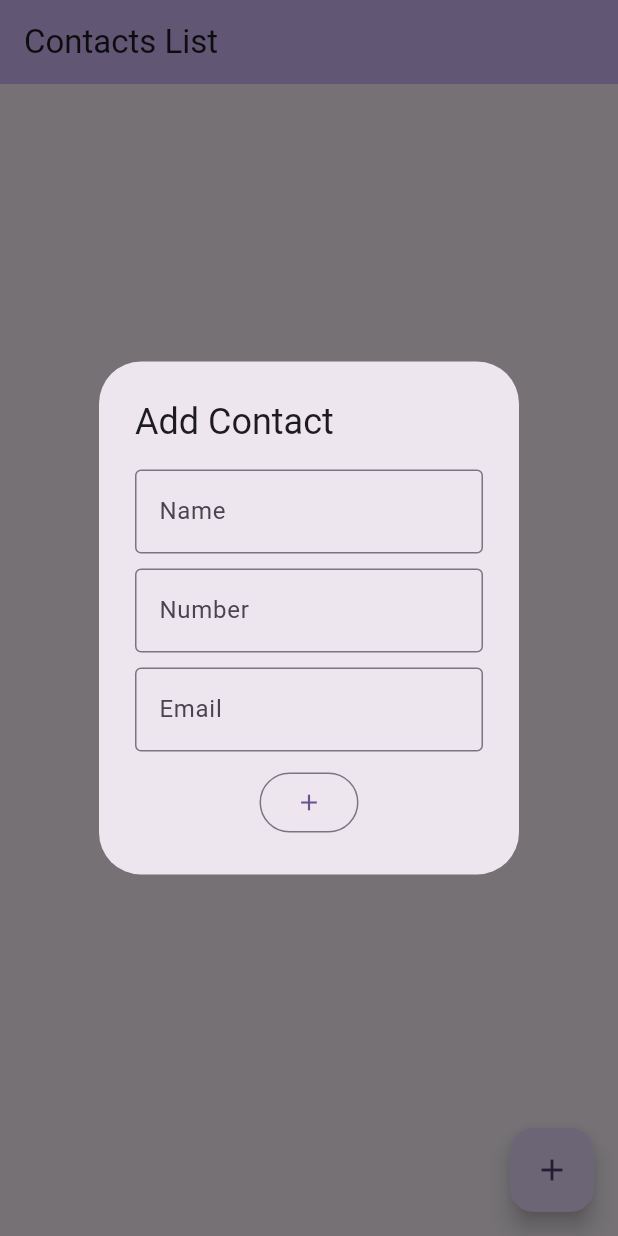
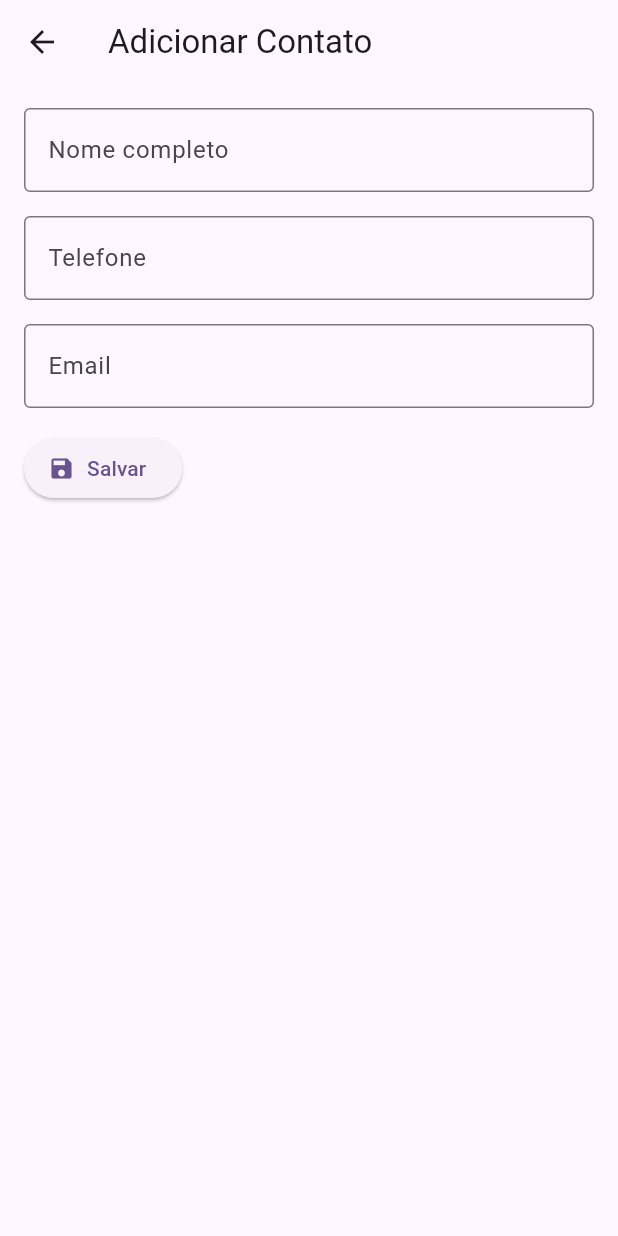
Before and after one commit to jpedro-fsgs/flutter-contact-manager, a Flutter app: the screen it shows after launch, after a tap on the "add" icon, on a phone screen of 412 x 824 dp. Run offline on Flutter 3.47's test engine with Material 3 defaults, Android fonts, the light colour scheme and no system bars; our stand-ins replace sqflite; accounts and stored records are empty.

Commit message:
feat: add contact page

```diff
--- /dev/null
+++ b/lib/pages/add_contact_page.dart
@@ -0,0 +1,113 @@
+import 'package:flutter/material.dart';
+
+class AddContactPage extends StatefulWidget {
+  const AddContactPage({super.key, required this.addContact});
+
+  final void Function(String name, String? number, String? email) addContact;
+
+  @override
+  AddContactPageState createState() => AddContactPageState();
+}
+
+class AddContactPageState extends State<AddContactPage> {
+  final _formKey = GlobalKey<FormState>();
+  late String _name;
+  String? _phone;
+  String? _email;
+
+  @override
+  Widget build(BuildContext context) {
+    return Scaffold(
+      appBar: AppBar(
+        title: const Text('Adicionar Contato'),
+      ),
+      body: Padding(
+        padding: const EdgeInsets.all(16.0),
+        child: Form(
+          key: _formKey,
+          child: SingleChildScrollView(
+            child: Column(
+              crossAxisAlignment: CrossAxisAlignment.start,
+              children: [
+                TextFormField(
+                  decoration: const InputDecoration(
+                    labelText: 'Nome completo',
+                    border: OutlineInputBorder(),
+                  ),
+                  validator: (value) {
+                    if (value == null || value.isEmpty) {
+                      return 'O nome é obrigatório.';
+                    }
+                    return null;
+                  },
+                  onSaved: (value) {
+                    _name = value!;
+                  },
+                ),
+                const SizedBox(height: 16),
+                TextFormField(
+                  decoration: const InputDecoration(
+                    labelText: 'Telefone',
+                    border: OutlineInputBorder(),
+                  ),
+                  keyboardType: TextInputType.phone,
+                  validator: (value) {
+                    if (value == null || value.isEmpty) {
+                      return 'O telefone é obrigatório.';
+                    }
+                    return null;
+                  },
+                  onSaved: (value) {
+                    _phone = value;
+                  },
+                ),
+                const SizedBox(height: 16),
+                TextFormField(
+                  decoration: const InputDecoration(
+                    labelText: 'Email',
+                    border: OutlineInputBorder(),
+                  ),
+                  keyboardType: TextInputType.emailAddress,
+                  validator: (value) {
+                    if (value != null && value.isNotEmpty) {
+                      final emailRegex = RegExp(
+                          r"^[a-zA-Z0-9.a-zA-Z0-9.!#$%&'*+/=?^_`{|}~-]+@[a-zA-Z0-9]+\.[a-zA-Z]+");
+                      if (!emailRegex.hasMatch(value)) {
+                        return 'Insira um email válido.';
+                      }
+                    }
+                    return null;
+                  },
+                  onSaved: (value) {
+                    _email = value;
+                  },
+                ),
+                const SizedBox(height: 16),
+                ElevatedButton.icon(
+                  onPressed: () {
+                    // Função para salvar o contato
+                    if (_formKey.currentState!.validate()) {
+                      _formKey.currentState!.save();
+
+                      widget.addContact(_name, _phone, _email);
+
+
+                      ScaffoldMessenger.of(context).showSnackBar(
+                        const SnackBar(
+                          content: Text('Contato salvo com sucesso!'),
+                        ),
+                      );
+                      Navigator.pop(context); // Volta para a página anterior
+                    }
+                  },
+                  icon: const Icon(Icons.save),
+                  label: const Text('Salvar'),
+                ),
+              ],
+            ),
+          ),
+        ),
+      ),
+    );
+  }
+}
--- a/lib/pages/home_page.dart
+++ b/lib/pages/home_page.dart
@@ -1,20 +1,11 @@
 import 'package:agenda/models/contact.dart';
+import 'package:agenda/pages/add_contact_page.dart';
 import 'package:agenda/utils/contacts_list.dart';
-import 'package:agenda/utils/add_contact_dialog.dart';
 import 'package:agenda/services/database_service.dart';
 import 'package:flutter/material.dart';
 
 class MyHomePage extends StatefulWidget {
   const MyHomePage({super.key, required this.title});
-
-  // This widget is the home page of your application. It is stateful, meaning
-  // that it has a State object (defined below) that contains fields that affect
-  // how it looks.
-
-  // This class is the configuration for the state. It holds the values (in this
-  // case the title) provided by the parent (in this case the App widget) and
-  // used by the build method of the State. Fields in a Widget subclass are
-  // always marked "final".
 
   final String title;
 
@@ -25,13 +16,19 @@ class MyHomePage extends StatefulWidget {
 class _MyHomePageState extends State<MyHomePage> {
   final DatabaseService _databaseService = DatabaseService.instance;
 
-  void addContact(String name, String? number, String? email){
+  void addContact(String name, String? number, String? email) {
     setState(() {
       _databaseService.addContact(name, number, email);
     });
   }
 
-  Future<List<Contact>> getContacts() async{
+  void removeContact(int id) {
+    setState(() {
+      _databaseService.removeContact(id);
+    });
+  }
+
+  Future<List<Contact>> getContacts() async {
     List<Contact> contacts = await _databaseService.getContacts();
     contacts.sort((a, b) => a.name.compareTo(b.name));
     return contacts;
@@ -44,14 +41,19 @@ class _MyHomePageState extends State<MyHomePage> {
         backgroundColor: Theme.of(context).colorScheme.inversePrimary,
         title: Text(widget.title),
       ),
-      body: ContactsList(getContacts: getContacts,),
+      body: ContactsList(
+        getContacts: getContacts,
+        removeContact: removeContact,
+      ),
       floatingActionButton: FloatingActionButton(
         onPressed: () {
-          showDialog(
-              context: context,
-              builder: (_) => AddContactDialog(
-                    addContact: addContact,
-                  ));
+          Navigator.push(
+            context,
+            MaterialPageRoute(
+                builder: (context) => AddContactPage(
+                      addContact: addContact,
+                    )),
+          );
         },
         tooltip: 'Add',
         child: const Icon(Icons.add),
--- a/lib/utils/add_contact_dialog.dart
+++ /dev/null
@@ -1,76 +0,0 @@
-import 'package:flutter/material.dart';
-
-class AddContactDialog extends StatefulWidget {
-  const AddContactDialog({super.key, required this.addContact});
-
-  final void Function(String name, String? number, String? email) addContact;
-
-  @override
-  State<AddContactDialog> createState() => _AddContactDialogState();
-}
-
-class _AddContactDialogState extends State<AddContactDialog> {
-  final TextEditingController _nameController = TextEditingController();
-
-  final TextEditingController _numberController = TextEditingController();
-
-  final TextEditingController _emailController = TextEditingController();
-
-  void _addContact() async {
-    String name = _nameController.text;
-    String? number = _numberController.text;
-    String? email = _emailController.text;
-    if (name == "") return;
-    if (number == "") number = null;
-    if (email == "") email = null;
-
-    setState(() {
-      widget.addContact(name, number, email);
-    });
-
-    Navigator.pop(context, true);
-  }
-
-  @override
-  Widget build(BuildContext context) {
-    return AlertDialog(
-      title: const Text("Add Contact"),
-      content: Column(
-        mainAxisSize: MainAxisSize.min,
-        children: [
-          TextField(
-            controller: _nameController,
-            decoration: const InputDecoration(
-              border: OutlineInputBorder(),
-              labelText: "Name",
-            ),
-          ),
-          const SizedBox(
-            height: 10,
-          ),
-          TextField(
-            controller: _numberController,
-            decoration: const InputDecoration(
-              border: OutlineInputBorder(),
-              labelText: "Number",
-            ),
-          ),
-          const SizedBox(
-            height: 10,
-          ),
-          TextField(
-            controller: _emailController,
-            decoration: const InputDecoration(
-              border: OutlineInputBorder(),
-              labelText: "Email",
-            ),
-          ),
-          const SizedBox(
-            height: 10,
-          ),
-          OutlinedButton(onPressed: _addContact, child: const Icon(Icons.add))
-        ],
-      ),
-    );
-  }
-}
--- a/lib/utils/contacts_list.dart
+++ b/lib/utils/contacts_list.dart
@@ -1,17 +1,18 @@
 import 'package:agenda/models/contact.dart';
-import 'package:agenda/utils/contact_page.dart';
+import 'package:agenda/pages/contact_page.dart';
 import 'package:flutter/material.dart';
 
 class ContactsList extends StatelessWidget {
-  const ContactsList({super.key, required this.getContacts});
+  const ContactsList({super.key, required this.getContacts, required this.removeContact});
 
   final Future<List<Contact>> Function() getContacts;
+  final void Function(int) removeContact;
 
   void openContactPage(BuildContext context, Contact contact) {
     Navigator.push(
       context,
       MaterialPageRoute(
-        builder: (context) => ContactPage(contact: contact),
+        builder: (context) => ContactPage(contact: contact, removeContact: removeContact,),
       ),
     );
   }
```
Also changed, not shown: lib/pages/contact_page.dart (renamed from lib/utils/contact_page.dart, +16 -5 lines), lib/services/database_service.dart (+7 -0 lines).
